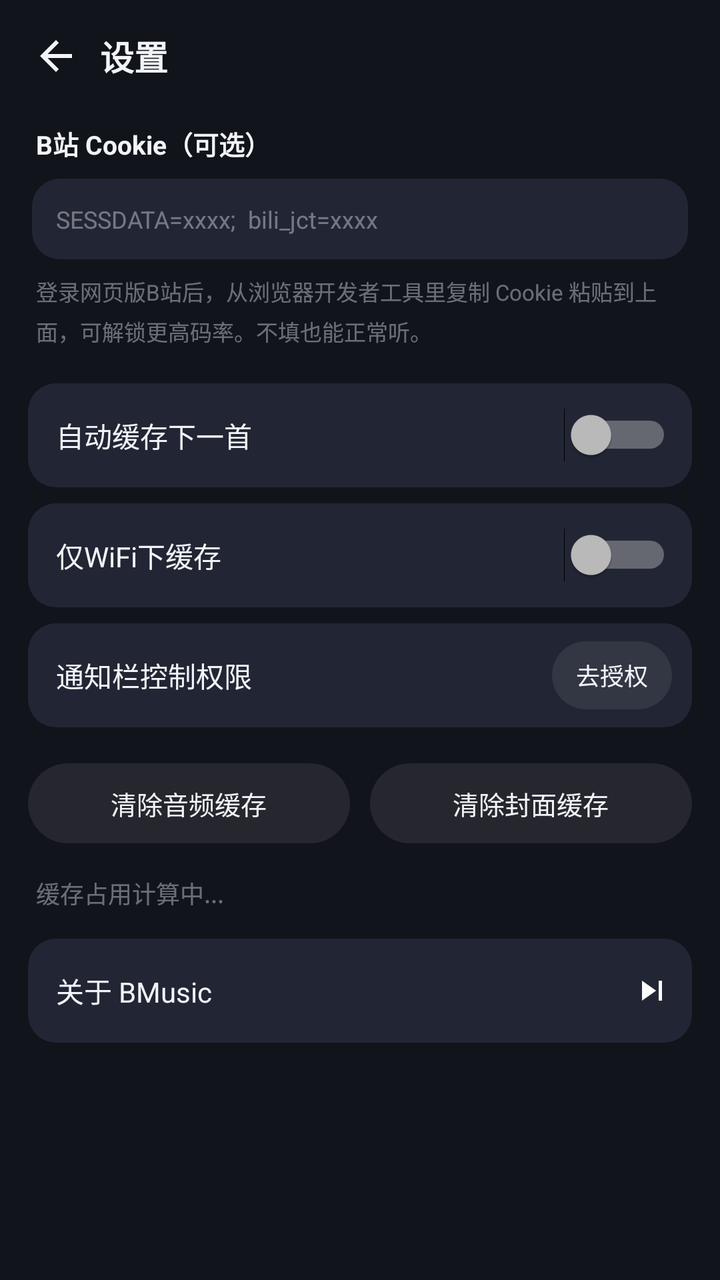
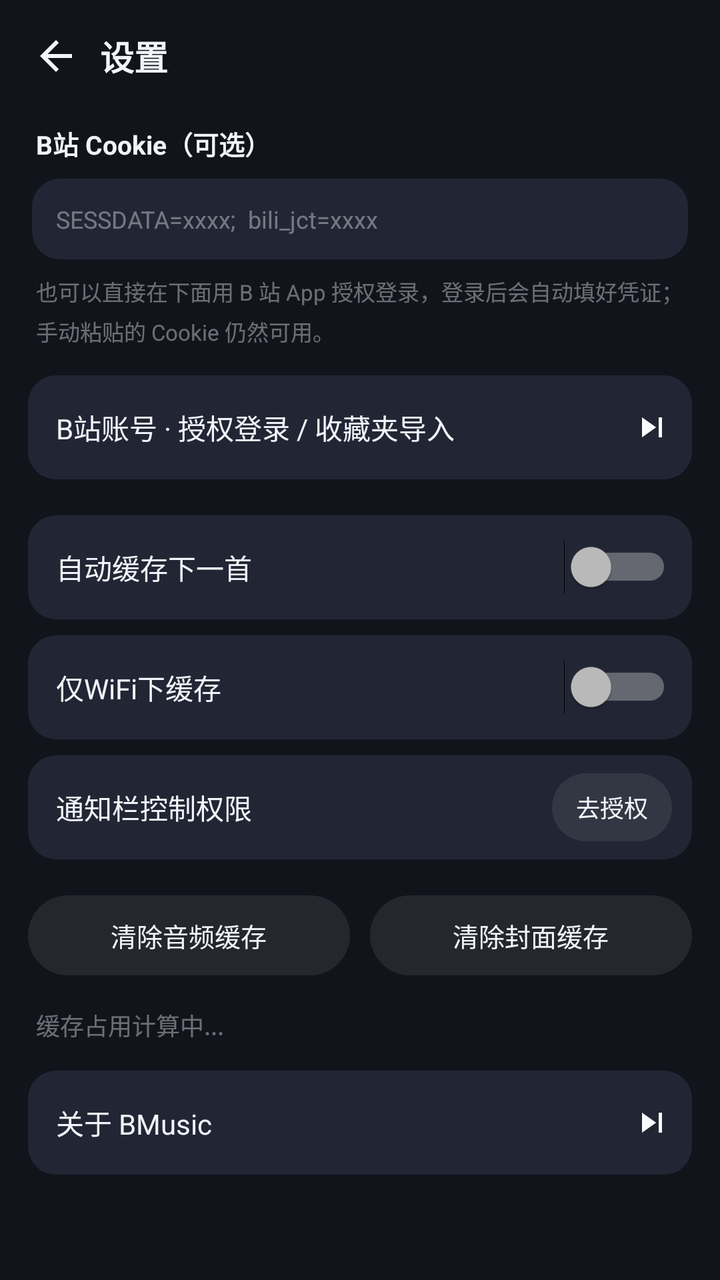

Before-and-after screenshots of an Android layout around one commit, followed by the original layout XML and the change that was made.
<!-- AndroidManifest.xml: application theme AppTheme -->
<!-- res/layout/activity_settings.xml -->
<?xml version="1.0" encoding="utf-8"?>
<ScrollView xmlns:android="http://schemas.android.com/apk/res/android"
    android:layout_width="match_parent"
    android:layout_height="match_parent"
    android:background="@color/bg">

    <LinearLayout
        android:layout_width="match_parent"
        android:layout_height="wrap_content"
        android:orientation="vertical"
        android:paddingBottom="24dp">

        <LinearLayout
            android:layout_width="match_parent"
            android:layout_height="56dp"
            android:gravity="center_vertical"
            android:paddingLeft="6dp">

            <ImageButton
                android:id="@+id/back"
                android:layout_width="44dp"
                android:layout_height="44dp"
                android:background="@null"
                android:contentDescription="返回"
                android:src="@drawable/ic_back"
                android:tint="@color/text" />

            <TextView
                style="@style/TitleText"
                android:layout_width="wrap_content"
                android:layout_height="wrap_content"
                android:text="设置"
                android:textSize="17sp" />
        </LinearLayout>

        <TextView
            android:layout_width="wrap_content"
            android:layout_height="wrap_content"
            android:layout_marginLeft="18dp"
            android:layout_marginTop="6dp"
            android:text="B站 Cookie（可选）"
            android:textColor="@color/text"
            android:textSize="13sp"
            android:textStyle="bold" />

        <EditText
            android:id="@+id/cookie"
            android:layout_width="match_parent"
            android:layout_height="wrap_content"
            android:layout_marginLeft="16dp"
            android:layout_marginRight="16dp"
            android:layout_marginTop="8dp"
            android:background="@drawable/shape_card"
            android:hint="SESSDATA=xxxx;  bili_jct=xxxx"
            android:inputType="textMultiLine"
            android:maxLines="3"
            android:padding="12dp"
            android:textColor="@color/text"
            android:textColorHint="@color/text_dim"
            android:textSize="12sp" />

        <TextView
            android:layout_width="match_parent"
            android:layout_height="wrap_content"
            android:layout_marginLeft="18dp"
            android:layout_marginRight="18dp"
            android:layout_marginTop="8dp"
            android:lineSpacingExtra="4dp"
            android:text="登录网页版B站后，从浏览器开发者工具里复制 Cookie 粘贴到上面，可解锁更高码率。不填也能正常听。"
            android:textColor="@color/text_dim"
            android:textSize="11sp" />

        <LinearLayout
            android:layout_width="match_parent"
            android:layout_height="52dp"
            android:layout_marginLeft="14dp"
            android:layout_marginRight="14dp"
            android:layout_marginTop="18dp"
            android:background="@drawable/shape_card"
            android:gravity="center_vertical"
            android:orientation="horizontal"
            android:paddingLeft="14dp"
            android:paddingRight="10dp">

            <TextView
                android:layout_width="0dp"
                android:layout_height="wrap_content"
                android:layout_weight="1"
                android:text="自动缓存下一首"
                android:textColor="@color/text"
                android:textSize="14sp" />

            <Switch
                android:id="@+id/sw_auto"
                android:layout_width="wrap_content"
                android:layout_height="wrap_content" />
        </LinearLayout>

        <LinearLayout
            android:layout_width="match_parent"
            android:layout_height="52dp"
            android:layout_marginLeft="14dp"
            android:layout_marginRight="14dp"
            android:layout_marginTop="8dp"
            android:background="@drawable/shape_card"
            android:gravity="center_vertical"
            android:orientation="horizontal"
            android:paddingLeft="14dp"
            android:paddingRight="10dp">

            <TextView
                android:layout_width="0dp"
                android:layout_height="wrap_content"
                android:layout_weight="1"
                android:text="仅WiFi下缓存"
                android:textColor="@color/text"
                android:textSize="14sp" />

            <Switch
                android:id="@+id/sw_wifi"
                android:layout_width="wrap_content"
                android:layout_height="wrap_content" />
        </LinearLayout>

        <LinearLayout
            android:layout_width="match_parent"
            android:layout_height="52dp"
            android:layout_marginLeft="14dp"
            android:layout_marginRight="14dp"
            android:layout_marginTop="8dp"
            android:background="@drawable/shape_card"
            android:gravity="center_vertical"
            android:orientation="horizontal"
            android:paddingLeft="14dp"
            android:paddingRight="10dp">

            <TextView
                android:layout_width="0dp"
                android:layout_height="wrap_content"
                android:layout_weight="1"
                android:text="通知栏控制权限"
                android:textColor="@color/text"
                android:textSize="14sp" />

            <Button
                android:id="@+id/btn_notify"
                android:layout_width="wrap_content"
                android:layout_height="34dp"
                android:background="@drawable/ripple_round"
                android:minWidth="0dp"
                android:paddingLeft="12dp"
                android:paddingRight="12dp"
                android:text="去授权"
                android:textAllCaps="false"
                android:textColor="@color/text"
                android:textSize="12sp" />
        </LinearLayout>

        <LinearLayout
            android:layout_width="match_parent"
            android:layout_height="wrap_content"
            android:layout_marginLeft="14dp"
            android:layout_marginRight="14dp"
            android:layout_marginTop="18dp"
            android:orientation="horizontal">

            <Button
                android:id="@+id/btn_clear_audio"
                android:layout_width="0dp"
                android:layout_height="40dp"
                android:layout_marginRight="5dp"
                android:layout_weight="1"
                android:background="@drawable/ripple_round"
                android:text="清除音频缓存"
                android:textAllCaps="false"
                android:textColor="@color/text"
                android:textSize="13sp" />

            <Button
                android:id="@+id/btn_clear_cover"
                android:layout_width="0dp"
                android:layout_height="40dp"
                android:layout_marginLeft="5dp"
                android:layout_weight="1"
                android:background="@drawable/ripple_round"
                android:text="清除封面缓存"
                android:textAllCaps="false"
                android:textColor="@color/text"
                android:textSize="13sp" />
        </LinearLayout>

        <TextView
            android:id="@+id/tv_usage"
            android:layout_width="match_parent"
            android:layout_height="wrap_content"
            android:layout_marginLeft="18dp"
            android:layout_marginTop="16dp"
            android:text="缓存占用计算中..."
            android:textColor="@color/text_dim"
            android:textSize="12sp" />

        <LinearLayout
            android:id="@+id/btn_about"
            android:layout_width="match_parent"
            android:layout_height="52dp"
            android:layout_marginLeft="14dp"
            android:layout_marginRight="14dp"
            android:layout_marginTop="14dp"
            android:background="@drawable/shape_card"
            android:gravity="center_vertical"
            android:orientation="horizontal"
            android:paddingLeft="14dp"
            android:paddingRight="10dp">

            <TextView
                android:layout_width="0dp"
                android:layout_height="wrap_content"
                android:layout_weight="1"
                android:text="关于 BMusic"
                android:textColor="@color/text"
                android:textSize="14sp" />

            <ImageView
                android:layout_width="20dp"
                android:layout_height="20dp"
                android:src="@drawable/ic_next"
                android:tint="@color/text_dim" />
        </LinearLayout>
    </LinearLayout>
</ScrollView>
<!-- resources referenced by this layout -->
<resources>
  <color name="bg">#FF12141C</color>
  <color name="text">#FFF2F4FA</color>
  <color name="text_dim">#66F2F4FA</color>
  <!-- drawable ic_back (drawable) -->
  <?xml version="1.0" encoding="utf-8"?>
  <vector xmlns:android="http://schemas.android.com/apk/res/android"
      android:width="24dp"
      android:height="24dp"
      android:viewportWidth="24.0"
      android:viewportHeight="24.0">
      <path
          android:fillColor="#FFFFFFFF"
          android:pathData="M20,11H7.83l5.59,-5.59L12,4l-8,8 8,8 1.41,-1.41L7.83,13H20v-2z" />
  </vector>
  <!-- drawable ic_next (drawable) -->
  <?xml version="1.0" encoding="utf-8"?>
  <vector xmlns:android="http://schemas.android.com/apk/res/android"
      android:width="24dp"
      android:height="24dp"
      android:viewportWidth="24.0"
      android:viewportHeight="24.0">
      <path
          android:fillColor="#FFFFFFFF"
          android:pathData="M6,18l8.5,-6L6,6v12zM16,6v12h2V6h-2z" />
  </vector>
  <!-- drawable ripple_round (drawable) -->
  <?xml version="1.0" encoding="utf-8"?>
  <shape xmlns:android="http://schemas.android.com/apk/res/android" android:shape="rectangle">
      <solid android:color="#14FFFFFF" />
      <corners android:radius="24dp" />
  </shape>
  <!-- drawable shape_card (drawable) -->
  <?xml version="1.0" encoding="utf-8"?>
  <shape xmlns:android="http://schemas.android.com/apk/res/android" android:shape="rectangle">
      <solid android:color="@color/bg_card" />
      <corners android:radius="14dp" />
  </shape>
  <style name="TitleText">
          <item name="android:textSize">20sp</item>
          <item name="android:textColor">@color/text</item>
          <item name="android:textStyle">bold</item>
      </style>
  <style name="AppTheme" parent="@android:style/Theme.Material.NoActionBar">
          <item name="android:colorBackground">@color/bg</item>
          <item name="android:windowBackground">@color/bg</item>
          <item name="android:colorPrimary">@color/pink</item>
          <item name="android:colorPrimaryDark">@color/bg_soft</item>
          <item name="android:colorAccent">@color/pink</item>
          <item name="android:textColorPrimary">@color/text</item>
          <item name="android:textColorSecondary">@color/text_sub</item>
          <item name="android:navigationBarColor">@color/bg_soft</item>
          <item name="android:statusBarColor">@color/bg</item>
          <item name="android:windowLightStatusBar">false</item>
          <item name="android:windowTranslucentStatus">false</item>
          <item name="android:colorControlActivated">@color/pink</item>
          <item name="android:colorControlHighlight">#33FB7299</item>
          <item name="android:windowContentOverlay">@null</item>
      </style>
  <color name="bg_card">#FF222634</color>
  <color name="pink">#FFFB7299</color>
  <color name="bg_soft">#FF1A1D28</color>
  <color name="text_sub">#99F2F4FA</color>
</resources>

<!-- the commit's change to res/layout/activity_settings.xml (unified diff, before → after) -->
@@ -66,9 +66,37 @@
             android:layout_marginRight="18dp"
             android:layout_marginTop="8dp"
             android:lineSpacingExtra="4dp"
-            android:text="登录网页版B站后，从浏览器开发者工具里复制 Cookie 粘贴到上面，可解锁更高码率。不填也能正常听。"
+            android:text="也可以直接在下面用 B 站 App 授权登录，登录后会自动填好凭证；手动粘贴的 Cookie 仍然可用。"
             android:textColor="@color/text_dim"
             android:textSize="11sp" />
+
+        <LinearLayout
+            android:id="@+id/btn_bili_account"
+            android:layout_width="match_parent"
+            android:layout_height="52dp"
+            android:layout_marginLeft="14dp"
+            android:layout_marginRight="14dp"
+            android:layout_marginTop="14dp"
+            android:background="@drawable/shape_card"
+            android:gravity="center_vertical"
+            android:orientation="horizontal"
+            android:paddingLeft="14dp"
+            android:paddingRight="10dp">
+
+            <TextView
+                android:layout_width="0dp"
+                android:layout_height="wrap_content"
+                android:layout_weight="1"
+                android:text="B站账号 · 授权登录 / 收藏夹导入"
+                android:textColor="@color/text"
+                android:textSize="14sp" />
+
+            <ImageView
+                android:layout_width="20dp"
+                android:layout_height="20dp"
+                android:src="@drawable/ic_next"
+                android:tint="@color/text_dim" />
+        </LinearLayout>
 
         <LinearLayout
             android:layout_width="match_parent"
